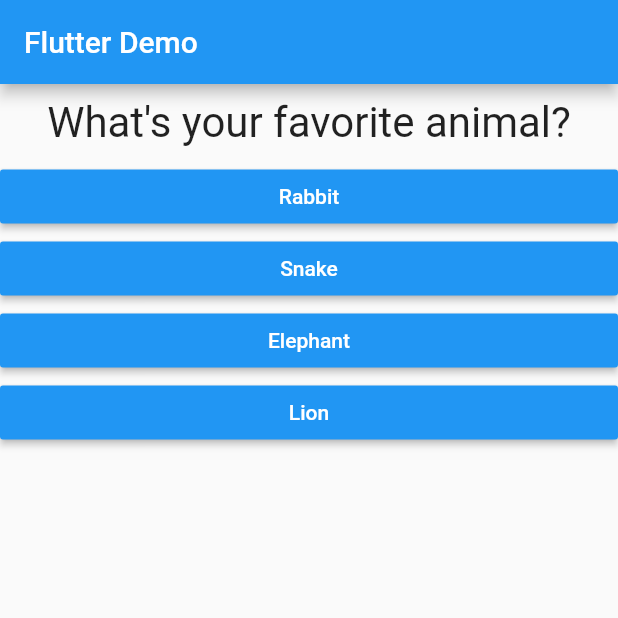
After one commit to RodgersX/flutter-tutorial-001, a Flutter app: the screen it shows after launch, after a tap on "Black", on a phone screen of 412 x 824 dp, the top half of it. The commit adds this screen. Run offline on Flutter 3.47's test engine with Material 2 defaults, Android fonts, the phone set to English and light mode, and no system bars.

Commit message:
final commit

```diff
--- a/lib/main.dart
+++ b/lib/main.dart
@@ -1,7 +1,8 @@
+import 'package:academind/quiz.dart';
 import 'package:flutter/material.dart';
 
-import './question.dart';
-import './answer.dart';
+import './quiz.dart';
+import './result.dart';
 
 void main() {
   runApp(MyApp());
@@ -28,46 +29,67 @@ class myHomepage extends StatefulWidget {
 
 class _myHomepageState extends State<myHomepage> {
   var _qnIndex = 0;
+  var _totalScore = 0;
 
-  void _answerQn() {
+  void _resetQuiz() {
+    setState(() {
+      _qnIndex = 0;
+      _totalScore = 0;
+    });
+  }
+
+  final _questions = const [
+    {
+      'questionText': 'What\'s your favorite color?',
+      'answers': [
+        {'text': 'Black', 'score': 10},
+        {'text': 'Red', 'score': 5},
+        {'text': 'Green', 'score': 3},
+        {'text': 'White', 'score': 1}
+      ]
+    },
+    {
+      'questionText': 'What\'s your favorite animal?',
+      'answers': [
+        {'text': 'Rabbit', 'score': 3},
+        {'text': 'Snake', 'score': 11},
+        {'text': 'Elephant', 'score': 5},
+        {'text': 'Lion', 'score': 9}
+      ]
+    },
+    {
+      'questionText': 'Who\'s your favorite instructor?',
+      'answers': [
+        {'text': 'Max', 'score': 1},
+        {'text': 'Max', 'score': 1},
+        {'text': 'Max', 'score': 1},
+        {'text': 'Max', 'score': 1}
+      ]
+    },
+  ];
+
+  void _answerQn(int score) {
+    _totalScore += score;
     setState(() {
       _qnIndex = _qnIndex + 1;
     });
-    print(_qnIndex);
+    if (_qnIndex < _questions.length) {
+      print('There\'s more questions');
+    }
+    // print(_qnIndex);
   }
 
   @override
   Widget build(BuildContext context) {
     // based on Map() class. perfect for complex data
-    List questions = [
-      {
-        'questionText': 'What\'s your favorite color?',
-        'answers': ['Black', 'Red', 'Green', 'White']
-      },
-      {
-        'questionText': 'What\'s your favorite animal?',
-        'answers': ['Rabbit', 'Snake', 'Elephant', 'Lion']
-      },
-      {
-        'questionText': 'Who\'s your favorite instructor?',
-        'answers': ['Max', 'Max', 'Max', 'Max']
-      },
-    ];
 
     return Scaffold(
       appBar: AppBar(
         title: Text('Flutter Demo'),
       ),
-      body: Column(
-        children: [
-          Question(
-            questions[_qnIndex]['questionText'],
-          ),
-          ...(questions[_qnIndex]['answers'] as List<String>).map((ans) {
-            return Answer(_answerQn, ans);
-          }).toList()
-        ],
-      ),
+      body: _qnIndex < _questions.length
+          ? Quiz(_questions, _answerQn, _qnIndex)
+          : Result(_totalScore, _resetQuiz),
     );
   }
 }
--- /dev/null
+++ b/lib/quiz.dart
@@ -0,0 +1,27 @@
+import 'package:flutter/material.dart';
+
+import './question.dart';
+import './answer.dart';
+
+class Quiz extends StatelessWidget {
+  final List<Map<String, Object>> questions;
+  final int qnIndex;
+  final Function answerQn;
+
+  Quiz(this.questions, this.answerQn, this.qnIndex);
+
+  @override
+  Widget build(BuildContext context) {
+    return Column(
+      children: [
+        Question(
+          questions[qnIndex]['questionText'] as String,
+        ),
+        ...(questions[qnIndex]['answers'] as List<Map<String, Object>>)
+            .map((ans) {
+          return Answer(() => answerQn(ans['score']), ans['text'] as String);
+        }).toList()
+      ],
+    );
+  }
+}
```
Also changed, not shown: lib/result.dart (added, +44 -0 lines).
